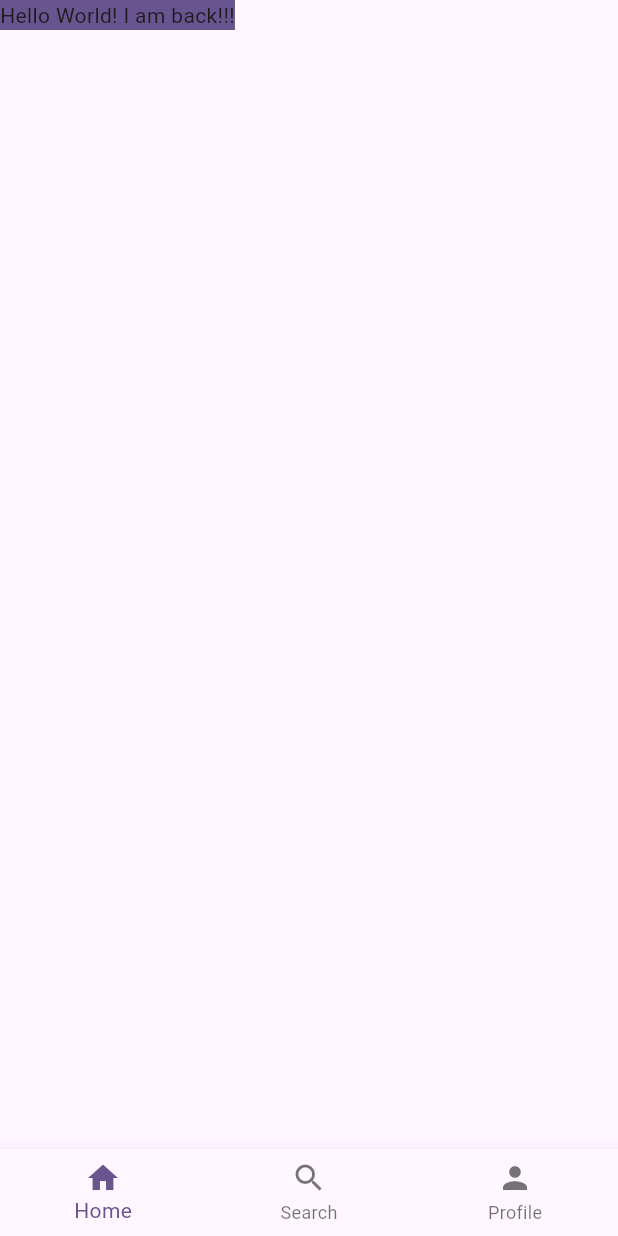
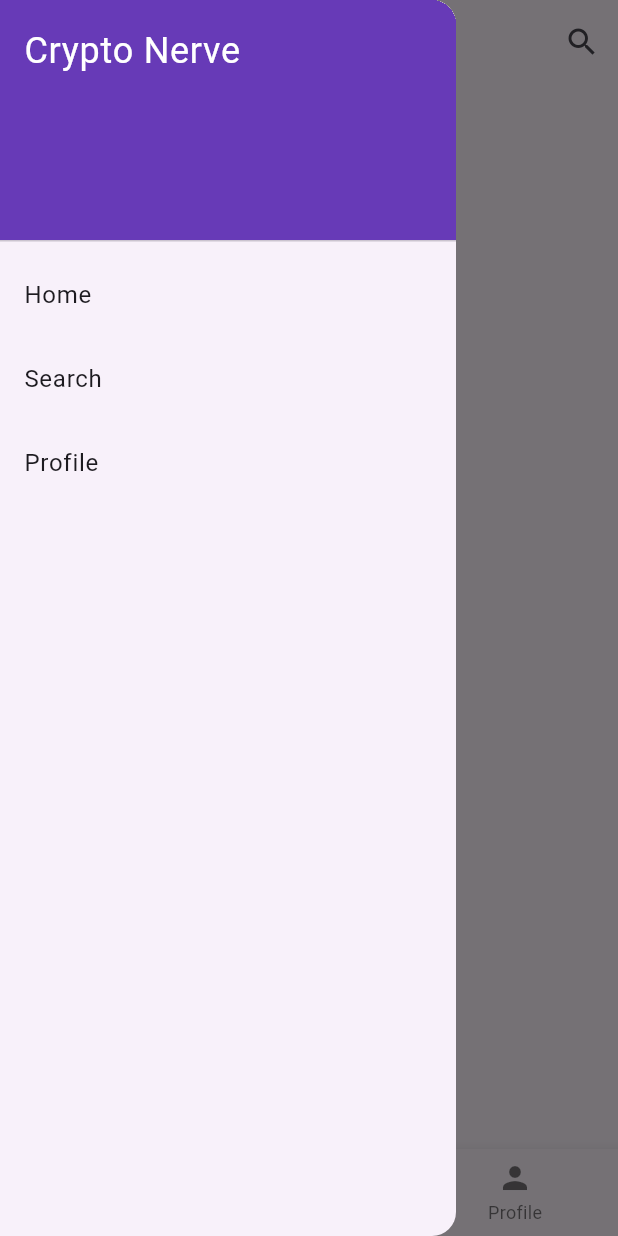
Before and after one commit to benkimz/crypto-nerve, a Flutter app: the screen it shows after launch, with the side drawer open (before the commit the screen has no drawer), on a phone screen of 412 x 824 dp. Run offline on Flutter 3.47's test engine with Material 3 defaults, Android fonts, the phone set to English and light mode, and no system bars.

Commit message:
Add an app-bar to mainlayout

```diff
--- a/src/app/lib/shared/layouts.dart
+++ b/src/app/lib/shared/layouts.dart
@@ -8,6 +8,45 @@ class MainLayout extends StatelessWidget {
   @override
   Widget build(BuildContext context) {
     return Scaffold(
+      appBar: AppBar(
+        title: const Text('Crypto Nerve'),
+        actions: [
+          IconButton(
+            onPressed: () {
+              Scaffold.of(context).openDrawer();
+            },
+            icon: const Icon(Icons.search),
+          ),
+        ],
+      ),
+      drawer: Drawer(
+        child: ListView(
+          children: const [
+            DrawerHeader(
+              decoration: BoxDecoration(
+                color: Colors.deepPurple,
+              ),
+              child: Text(
+                'Crypto Nerve',
+                style: TextStyle(
+                  color: Colors.white,
+                  fontSize: 24,
+                ),
+              ),
+            ),
+            ListTile(
+              title: Text('Home'),
+            ),
+            ListTile(
+              title: Text('Search'),
+            ),
+            ListTile(
+              title: Text('Profile'),
+            ),
+          ],
+        ),
+      ),
+      drawerEnableOpenDragGesture: true,
       body: Container(
         color: Theme.of(context).colorScheme.primary,
         child: SafeArea(
```
